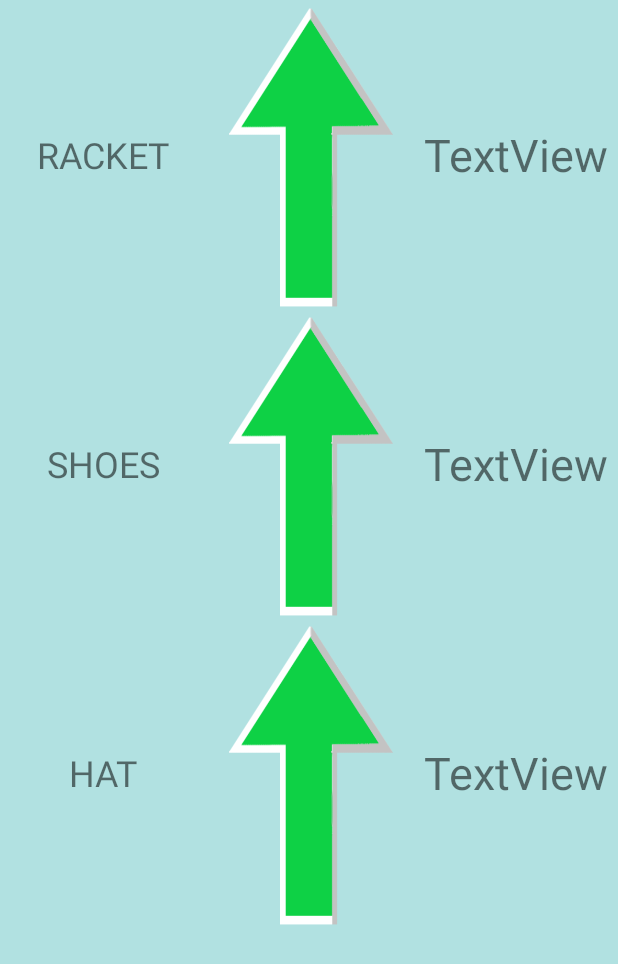
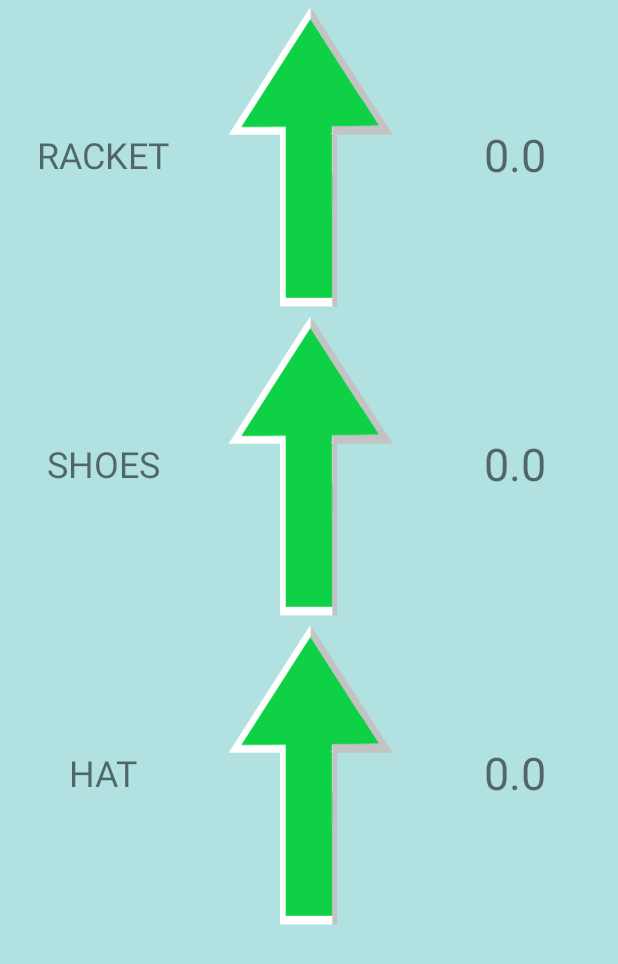
Before and after one commit to Dev-Luke-A/TennisHeroes, an Android app: the ShopActivity screen opened directly, with no data from a screen before it, on a phone screen of 412 x 824 dp. Shown: the top 964 px of the screen. Run offline under Robolectric (Android 15) with nearby library versions, the phone set to English and light mode, and no system bars.

Commit message:
commit:27g shop somewhat has a small insignificant function

```diff
--- a/app/src/main/java/com/game/tennisheroes/Animation.java
+++ b/app/src/main/java/com/game/tennisheroes/Animation.java
@@ -3,6 +3,7 @@ package com.game.tennisheroes;
 import android.content.Intent;
 import android.content.SharedPreferences;
 import android.graphics.drawable.Drawable;
+import android.media.MediaPlayer;
 import android.os.CountDownTimer;
 import android.support.v7.app.AppCompatActivity;
 import android.os.Bundle;
@@ -20,8 +21,10 @@ public class Animation extends AppCompatActivity {
     protected void onCreate(Bundle savedInstanceState) {
         super.onCreate(savedInstanceState);
         setContentView(R.layout.activity_animation);
+
        final ImageView iv = findViewById(R.id.imageViews);
-
+        MediaPlayer mPlayer = MediaPlayer.create(Animation.this, R.raw.voiceover);
+        mPlayer.start();
      ct = new CountDownTimer(4000, 1000) {
         public void onFinish() {
             Drawable d = getResources().getDrawable(R.drawable.scntwo);
--- a/app/src/main/java/com/game/tennisheroes/MainActivity.java
+++ b/app/src/main/java/com/game/tennisheroes/MainActivity.java
@@ -47,4 +47,5 @@ public class MainActivity extends AppCompatActivity {
 public void onBackPressed(){
     finish();
 }
+
 }
--- a/app/src/main/java/com/game/tennisheroes/ShopActivity.java
+++ b/app/src/main/java/com/game/tennisheroes/ShopActivity.java
@@ -4,33 +4,50 @@ import android.content.SharedPreferences;
 import android.graphics.Typeface;
 import android.support.v7.app.AppCompatActivity;
 import android.os.Bundle;
+import android.view.View;
 import android.widget.EditText;
 import android.widget.TextView;
 
 public class ShopActivity extends AppCompatActivity {
 Typeface tf = HomeScreen.tf;
     SharedPreferences prefs;
+    SharedPreferences.Editor editor;
+    float one;
+    TextView tv2;
+    TextView tv3;
+    TextView tv4;
+    TextView tv6;
+    TextView tv7;
+    TextView tv8;
+    float two;
+    float three;
     @Override
     protected void onCreate(Bundle savedInstanceState) {
         super.onCreate(savedInstanceState);
         setContentView(R.layout.activity_shop);
         prefs = getApplicationContext().getSharedPreferences("MyPref", MODE_PRIVATE);
-        SharedPreferences.Editor editor = prefs.edit();
-
-TextView tv2 = findViewById(R.id.textView2);
+        editor = prefs.edit();
+        one = prefs.getFloat("one", 0);
+        two = prefs.getFloat("two", 0);
+        three = prefs.getFloat("three", 0);
+             tv2    = findViewById(R.id.textView2);
 tv2.setTypeface(tf);
 
-TextView tv3 = findViewById(R.id.textView3);
+tv3 = findViewById(R.id.textView3);
 tv3.setTypeface(tf);
-TextView tv4 = findViewById(R.id.textView4);
+
+tv4 = findViewById(R.id.textView4);
 tv4.setTypeface(tf);
 
-TextView tv6 = findViewById(R.id.textView6);
+tv6 = findViewById(R.id.textView6);
 tv6.setTypeface(tf);
-TextView tv7 = findViewById(R.id.textView7);
+        tv6.setText(String.valueOf(one));
+tv7 = findViewById(R.id.textView7);
 tv7.setTypeface(tf);
-TextView tv8 = findViewById(R.id.textView8);
+        tv7.setText(String.valueOf(two));
+tv8 = findViewById(R.id.textView8);
 tv8.setTypeface(tf);
+        tv8.setText(String.valueOf(three));
 
  int power;
   int speed;
@@ -42,4 +59,21 @@ tv8.setTypeface(tf);
 
 
     }
+
+
+    public void one(View view) {
+         one++;
+         editor.putFloat("one", one).apply();
+        tv6.setText(String.valueOf(one));
+    }
+    public void two(View view) {
+two++;
+        editor.putFloat("two", two).apply();
+        tv7.setText(String.valueOf(two));
+    }
+    public void three(View view) {
+three++;
+        editor.putFloat("three", three).apply();
+        tv8.setText(String.valueOf(three));
+    }
 }
--- a/app/src/main/res/layout/activity_shop.xml
+++ b/app/src/main/res/layout/activity_shop.xml
@@ -8,7 +8,7 @@
     android:background="#b1e1e1"
     android:orientation="vertical"
     android:weightSum="4"
-    tools:context=".MainActivity">
+    tools:context=".ShopActivity">
 
 
     <LinearLayout
@@ -33,6 +33,7 @@
             android:layout_height="match_parent"
             android:layout_weight="1"
             android:background="@drawable/upgradebtn"
+            android:onClick="one"
             android:scaleType="centerInside" />
 
         <TextView
@@ -42,6 +43,7 @@
             android:layout_weight="1"
             android:text="TextView"
             android:textSize="30sp"
+
             android:gravity="center"/>
 
     </LinearLayout>
@@ -67,7 +69,7 @@
             android:layout_height="match_parent"
             android:layout_weight="1"
             android:background="@drawable/upgradebtn"
-
+            android:onClick="two"
             android:scaleType="centerInside" />
 
         <TextView
@@ -102,7 +104,7 @@
             android:layout_height="match_parent"
             android:layout_weight="1"
             android:background="@drawable/upgradebtn"
-
+            android:onClick="three"
             android:scaleType="centerInside" />
 
         <TextView
```
Also changed, not shown: 2 other files.
